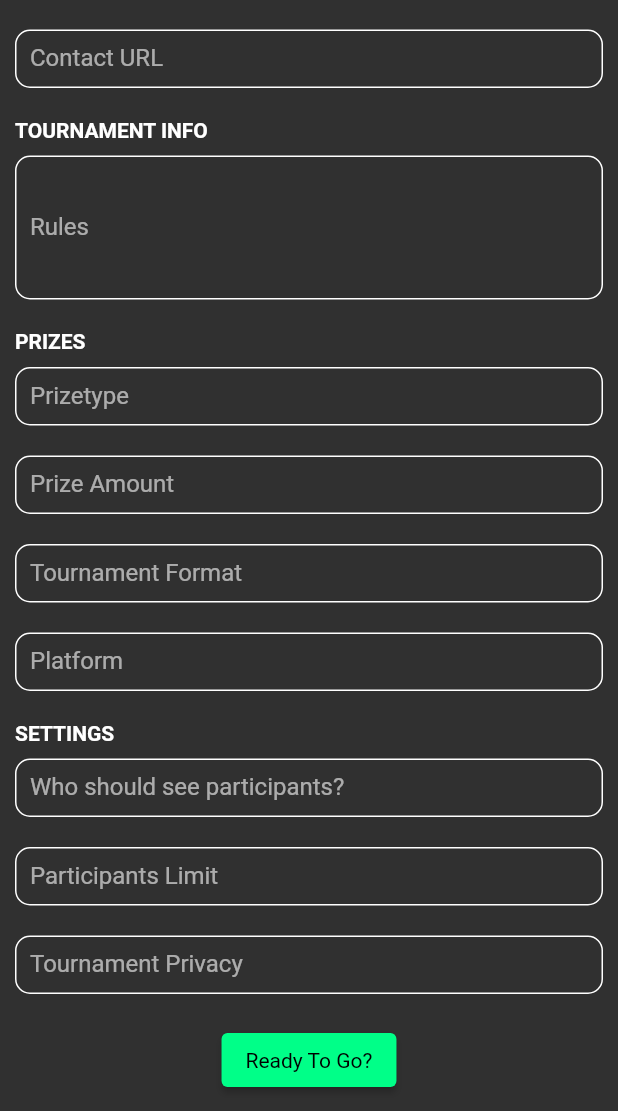
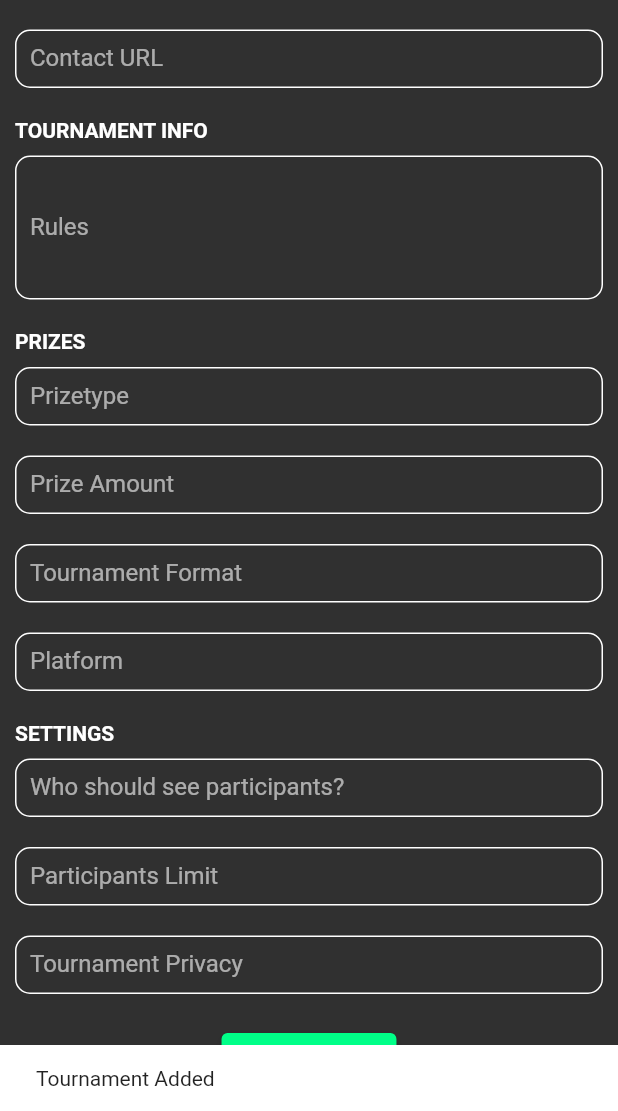
Before and after one commit to xTrimy/Liquid-Bash, a Flutter app: the AddTournment screen opened by its route, scrolled down 408 dp, after a tap on "Ready To Go?", on a phone screen of 412 x 824 dp, the part 125-1236 px from its top. Run offline on Flutter 3.47's test engine with Material 2 defaults, Android fonts, the phone set to English and light mode, and no system bars; our stand-ins replace cloud_firestore, datetime_picker_formfield, firebase_auth, firebase_core, flutter_svg; accounts and stored records are empty; network calls fail.

Commit message:
Add Tournaments Backend

```diff
--- a/lib/pages/add_tournament.dart
+++ b/lib/pages/add_tournament.dart
@@ -1,4 +1,7 @@
+import 'package:cloud_firestore/cloud_firestore.dart';
 import 'package:flutter/material.dart';
+import 'package:datetime_picker_formfield/datetime_picker_formfield.dart';
+import 'package:intl/intl.dart';
 
 class AddTournment extends StatefulWidget {
   const AddTournment({Key? key}) : super(key: key);
@@ -14,10 +17,29 @@ class _AddTournmentState extends State<AddTournment> {
       passwordVisible = !passwordVisible;
     });
   }
+  final _formKey = GlobalKey<FormState>();
 
-  final _formKey = GlobalKey<FormState>();
+  String name = "";
+  String start_date = "";
+  String start_time = "";
+  String poster_image = "";
+  String contact = "";
+  String contact_url = "";
+  String rules = "";
+  String prize_type = "";
+  String prize_amount = "";
+  String tournament_format = "";
+  String platform = "";
+  String see_participants = "";
+  String participants_limit = "";
+  String privacy = "";
+
+  TextEditingController start_dateController = TextEditingController();
+  final format = DateFormat("yyyy-MM-dd");
+
   @override
   Widget build(BuildContext context) {
+    CollectionReference tournaments = FirebaseFirestore.instance.collection('tournaments');
     return GestureDetector(
       onTap: () => FocusScope.of(context).unfocus(),
       child: Scaffold(
@@ -26,7 +48,9 @@ class _AddTournmentState extends State<AddTournment> {
           ),
         body: ListView(
           children: [
-            Container(
+            Form(
+              key: _formKey,
+              child: Container(
                 padding: const EdgeInsets.all(10),
                 child: Column(
                   crossAxisAlignment: CrossAxisAlignment.start,
@@ -65,11 +89,15 @@ class _AddTournmentState extends State<AddTournment> {
                                     borderRadius: BorderRadius.all(Radius.circular(10.0)), borderSide: BorderSide(color: Colors.green),
                                   ),
                                 ),
+                                onChanged: (value) {
+                                  name = value;
+                                },
                               ),
                               const SizedBox(
                                 height: 20,
                               ),
-                            TextFormField(
+                              DateTimeField(
+                                format: format,
                                 decoration: const InputDecoration(
                                   labelText: 'Start Date',
                                   isDense: true,
@@ -81,6 +109,17 @@ class _AddTournmentState extends State<AddTournment> {
                                     borderRadius: BorderRadius.all(Radius.circular(10.0)), borderSide: BorderSide(color: Colors.green),
                                   ),
                                 ),
+
+                                onShowPicker: (context, currentValue) {
+                                  return showDatePicker(
+                                      context: context,
+                                      firstDate: DateTime(1900),
+                                      initialDate: currentValue ?? DateTime.now(),
+                                      lastDate: DateTime(2100));
+                                },
+                                onChanged: (value) {
+                                  start_date = value as String;
+                                },
                               ),
                               const SizedBox(
                                 height: 20,
@@ -97,6 +136,9 @@ class _AddTournmentState extends State<AddTournment> {
                                     borderRadius: BorderRadius.all(Radius.circular(10.0)), borderSide: BorderSide(color: Colors.green),
                                   ),
                                 ),
+                                onChanged: (value) {
+                                  start_time = value;
+                                },
                               ),
                               const SizedBox(
                                 height: 20,
@@ -113,6 +155,9 @@ class _AddTournmentState extends State<AddTournment> {
                                     borderRadius: BorderRadius.all(Radius.circular(10.0)), borderSide: BorderSide(color: Colors.green),
                                   ),
                                 ),
+                                onChanged: (value) {
+                                  poster_image = value;
+                                },
                               ),
                               const SizedBox(
                                 height: 20,
@@ -133,6 +178,9 @@ class _AddTournmentState extends State<AddTournment> {
                                     borderRadius: BorderRadius.all(Radius.circular(10.0)), borderSide: BorderSide(color: Colors.green),
                                   ),
                                 ),
+                                onChanged: (value) {
+                                  contact = value;
+                                },
                               ),
                               const SizedBox(
                                 height: 20,
@@ -149,6 +197,9 @@ class _AddTournmentState extends State<AddTournment> {
                                     borderRadius: BorderRadius.all(Radius.circular(10.0)), borderSide: BorderSide(color: Colors.green),
                                   ),
                                 ),
+                                onChanged: (value) {
+                                  contact_url = value;
+                                },
                               ),
                               const SizedBox(
                                 height: 20,
@@ -172,6 +223,9 @@ class _AddTournmentState extends State<AddTournment> {
                                     borderRadius: BorderRadius.all(Radius.circular(10.0)), borderSide: BorderSide(color: Colors.green),
                                   ),
                                 ),
+                                onChanged: (value) {
+                                  rules = value;
+                                },
                               ),
                               const SizedBox(
                                 height: 20,
@@ -192,6 +246,9 @@ class _AddTournmentState extends State<AddTournment> {
                                     borderRadius: BorderRadius.all(Radius.circular(10.0)), borderSide: BorderSide(color: Colors.green),
                                   ),
                                 ),
+                                onChanged: (value) {
+                                  prize_type = value;
+                                },
                               ),
                               const SizedBox(
                                 height: 20,
@@ -208,6 +265,9 @@ class _AddTournmentState extends State<AddTournment> {
                                     borderRadius: BorderRadius.all(Radius.circular(10.0)), borderSide: BorderSide(color: Colors.green),
                                   ),
                                 ),
+                                onChanged: (value) {
+                                  prize_amount = value;
+                                },
                               ),
                               const SizedBox(
                                 height: 20,
@@ -224,6 +284,9 @@ class _AddTournmentState extends State<AddTournment> {
                                     borderRadius: BorderRadius.all(Radius.circular(10.0)), borderSide: BorderSide(color: Colors.green),
                                   ),
                                 ),
+                                onChanged: (value) {
+                                  tournament_format = value;
+                                },
                               ),
                               const SizedBox(
                                 height: 20,
@@ -240,6 +303,9 @@ class _AddTournmentState extends State<AddTournment> {
                                     borderRadius: BorderRadius.all(Radius.circular(10.0)), borderSide: BorderSide(color: Colors.green),
                                   ),
                                 ),
+                                onChanged: (value) {
+                                  platform = value;
+                                },
                               ),
                               const SizedBox(
                                 height: 20,
@@ -260,6 +326,9 @@ class _AddTournmentState extends State<AddTournment> {
                                     borderRadius: BorderRadius.all(Radius.circular(10.0)), borderSide: BorderSide(color: Colors.green),
                                   ),
                                 ),
+                                onChanged: (value) {
+                                  see_participants = value;
+                                },
                               ),
                               const SizedBox(
                                 height: 20,
@@ -276,6 +345,9 @@ class _AddTournmentState extends State<AddTournment> {
                                     borderRadius: BorderRadius.all(Radius.circular(10.0)), borderSide: BorderSide(color: Colors.green),
                                   ),
                                 ),
+                                onChanged: (value) {
+                                  participants_limit = value;
+                                },
                               ),
                               const SizedBox(
                                 height: 20,
@@ -292,17 +364,49 @@ class _AddTournmentState extends State<AddTournment> {
                                     borderRadius: BorderRadius.all(Radius.circular(10.0)), borderSide: BorderSide(color: Colors.green),
                                   ),
                                 ),
+                                onChanged: (value) {
+                                  privacy = value;
+                                },
                               ),
                               const SizedBox(
                                 height: 20,
                               ),
                               Center(
                                 child: ElevatedButton(
-                                onPressed: () {},
+                                  onPressed: () async {
+                                    try {
+                                      tournaments.add({
+                                      'name': name,
+                                      'start_date': start_date,
+                                      'start_time': start_time,
+                                      'img': poster_image,
+                                      'contact': contact,
+                                      'contact_url': contact_url,
+                                      'rules': rules,
+                                      'prize_type': prize_type,
+                                      'prize_amount': prize_amount,
+                                      'tournament_format': tournament_format,
+                                      'platform': platform,
+                                      'see_participants': see_participants,
+                                      'participants_limit': participants_limit,
+                                      'privacy': privacy,
+                                    });
+                                    const snackBar = SnackBar(duration: Duration(seconds: 3),content: Text("Tournament Added"));
+                                    ScaffoldMessenger.of(context).showSnackBar(snackBar);
+                                    await Future.delayed(
+                                      const Duration(seconds: 2), () {});
+                                      Navigator.pushNamed(context, "/");
+                                    } catch (e) {
+                                      const snackBar = SnackBar(duration: Duration(seconds: 3),content: Text("Error Adding Tournament"));
+                                      ScaffoldMessenger.of(context).showSnackBar(snackBar);
+                                    }
+
+                                  },
                                   child: const Text("Ready To Go?"),
                                 ),
                               ),
                   ],
+                ),
               ),
             )
           ],
```
Lines whose indentation alone changed are shown as unchanged.
